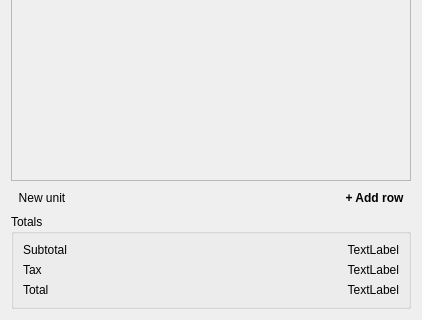
This is app/gui/designer/document_column.ui in kuryletso/Plater as Qt 5 draws it before an edit; both pictures show x 0 to 422 and y 525 to 845 of the 422 by 845 pixel window. The edited form follows.
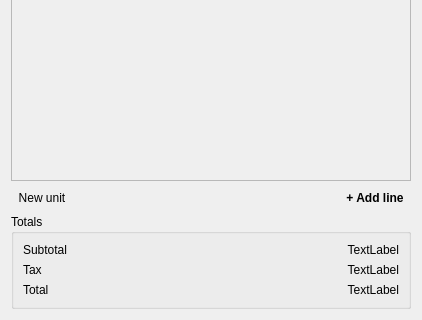
This is the edited form.

What changed in the file:
```diff
--- a/app/gui/designer/document_column.ui
+++ b/app/gui/designer/document_column.ui
@@ -108,7 +108,7 @@
         <string>Add new line below</string>
        </property>
        <property name="text">
-        <string>+ Add row</string>
+        <string>+ Add line</string>
        </property>
        <property name="autoRaise">
         <bool>true</bool>
```
Left out of the diff: 10 changed lines with no effect on the pictures.
